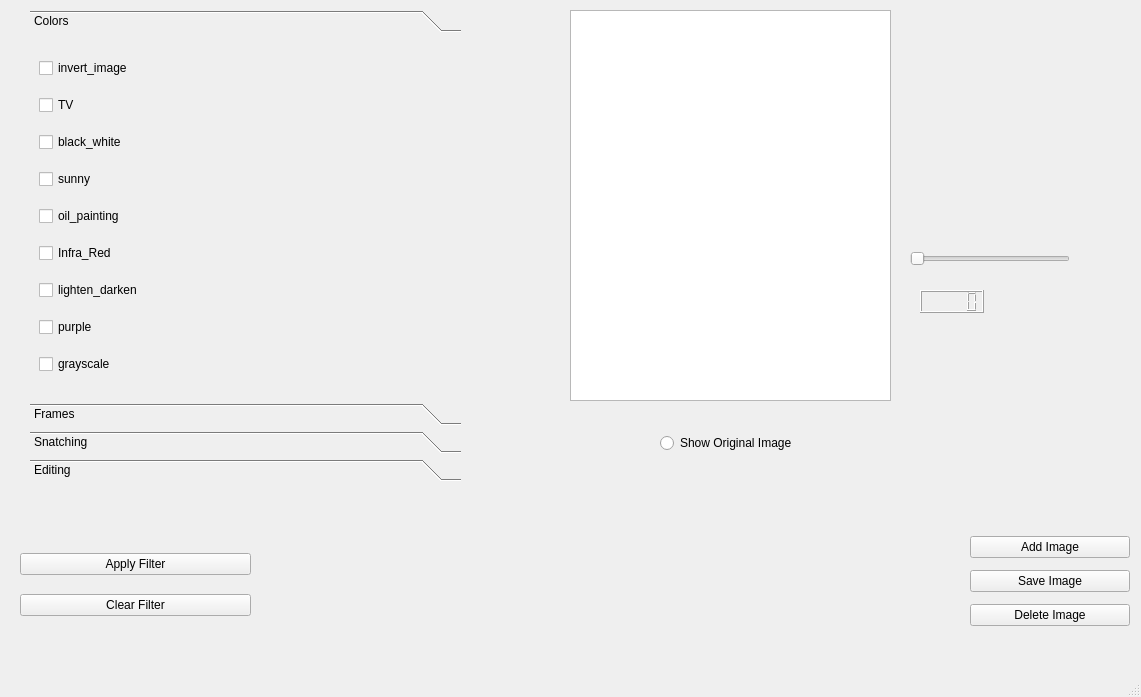
Before: the Qt Designer form demo_photoshop/demo_photoshop.ui in mohamedahmed2005/Demo_photoshop-GUI, drawn with Qt 5.
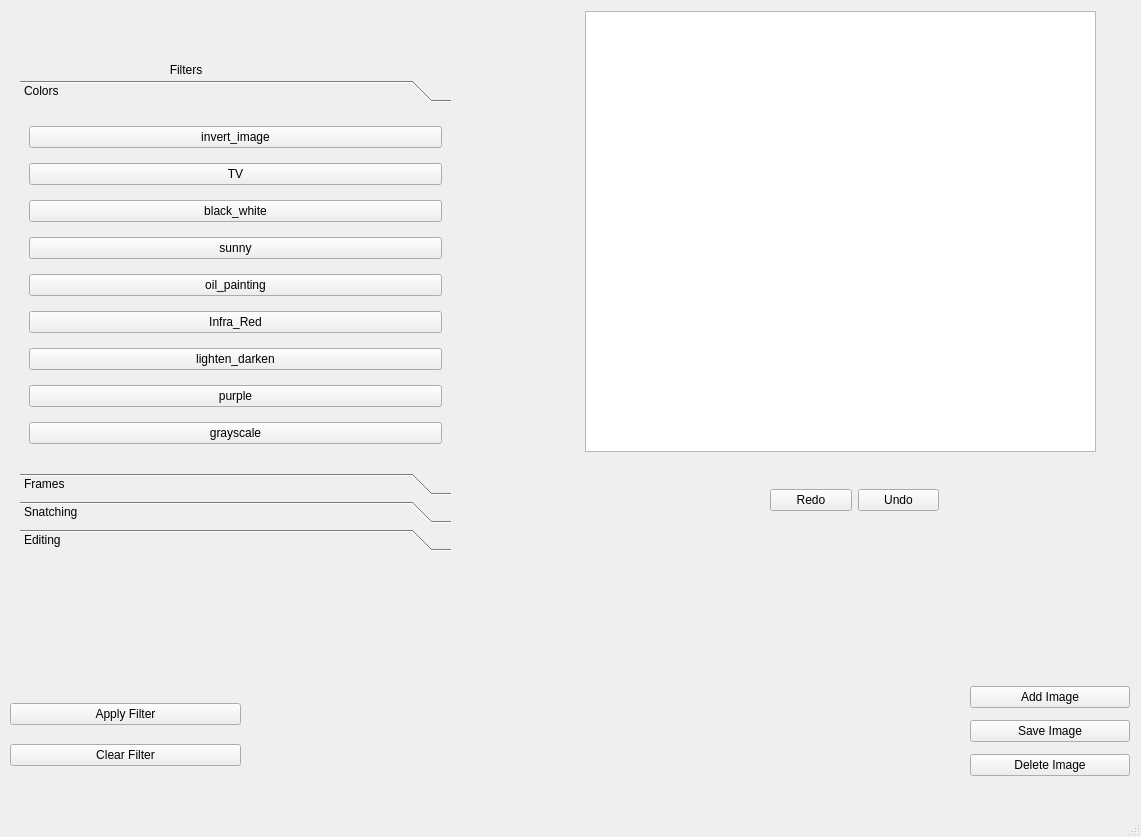
After: the same form once the commit is applied. The open tabs and pages were chosen to show the change. Icons and pictures are not drawn.

```diff
--- a/demo_photoshop/demo_photoshop.ui
+++ b/demo_photoshop/demo_photoshop.ui
@@ -7,7 +7,7 @@
     <x>0</x>
     <y>0</y>
     <width>1141</width>
-    <height>697</height>
+    <height>837</height>
    </rect>
   </property>
   <property name="cursor">
@@ -267,8 +267,8 @@
    <widget class="QWidget" name="verticalLayoutWidget">
     <property name="geometry">
      <rect>
-      <x>20</x>
-      <y>540</y>
+      <x>10</x>
+      <y>690</y>
       <width>231</width>
       <height>91</height>
      </rect>
@@ -294,7 +294,7 @@
     <property name="geometry">
      <rect>
       <x>970</x>
-      <y>530</y>
+      <y>680</y>
       <width>160</width>
       <height>103</height>
      </rect>
@@ -323,57 +323,11 @@
      </item>
     </layout>
    </widget>
-   <widget class="QTreeView" name="treeView_2">
-    <property name="geometry">
-     <rect>
-      <x>570</x>
-      <y>10</y>
-      <width>321</width>
-      <height>391</height>
-     </rect>
-    </property>
-   </widget>
-   <widget class="QRadioButton" name="radioButton">
-    <property name="geometry">
-     <rect>
-      <x>660</x>
-      <y>430</y>
-      <width>181</width>
-      <height>26</height>
-     </rect>
-    </property>
-    <property name="text">
-     <string>Show Original Image</string>
-    </property>
-   </widget>
-   <widget class="QSlider" name="horizontalSlider">
-    <property name="geometry">
-     <rect>
-      <x>910</x>
-      <y>250</y>
-      <width>160</width>
-      <height>18</height>
-     </rect>
-    </property>
-    <property name="orientation">
-     <enum>Qt::Orientation::Horizontal</enum>
-    </property>
-   </widget>
-   <widget class="QLCDNumber" name="lcdNumber">
-    <property name="geometry">
-     <rect>
-      <x>920</x>
-      <y>290</y>
-      <width>64</width>
-      <height>23</height>
-     </rect>
-    </property>
-   </widget>
    <widget class="QToolBox" name="toolBox">
     <property name="geometry">
      <rect>
-      <x>30</x>
-      <y>10</y>
+      <x>20</x>
+      <y>80</y>
       <width>431</width>
       <height>471</height>
      </rect>
@@ -386,8 +340,8 @@
       <rect>
        <x>0</x>
        <y>0</y>
-       <width>431</width>
-       <height>331</height>
+       <width>128</width>
+       <height>339</height>
       </rect>
      </property>
      <attribute name="label">
@@ -395,65 +349,65 @@
      </attribute>
      <layout class="QGridLayout" name="gridLayout_3">
       <item row="0" column="0">
-       <widget class="QCheckBox" name="checkBox_3">
+       <widget class="QPushButton" name="pushButton_3">
         <property name="text">
          <string>invert_image</string>
         </property>
        </widget>
       </item>
-      <item row="4" column="0">
-       <widget class="QCheckBox" name="checkBox_14">
+      <item row="1" column="0">
+       <widget class="QPushButton" name="pushButton_16">
         <property name="text">
-         <string>sunny</string>
-        </property>
-       </widget>
-      </item>
-      <item row="5" column="0">
-       <widget class="QCheckBox" name="checkBox_15">
-        <property name="text">
-         <string>oil_painting</string>
-        </property>
-       </widget>
-      </item>
-      <item row="6" column="0">
-       <widget class="QCheckBox" name="checkBox_11">
-        <property name="text">
-         <string>Infra_Red</string>
+         <string>TV</string>
         </property>
        </widget>
       </item>
       <item row="7" column="0">
-       <widget class="QCheckBox" name="checkBox_9">
+       <widget class="QPushButton" name="pushButton_9">
         <property name="text">
          <string>lighten_darken</string>
         </property>
        </widget>
       </item>
-      <item row="9" column="0">
-       <widget class="QCheckBox" name="checkBox_7">
+      <item row="6" column="0">
+       <widget class="QPushButton" name="pushButton_11">
         <property name="text">
-         <string>grayscale</string>
+         <string>Infra_Red</string>
+        </property>
+       </widget>
+      </item>
+      <item row="5" column="0">
+       <widget class="QPushButton" name="pushButton_15">
+        <property name="text">
+         <string>oil_painting</string>
+        </property>
+       </widget>
+      </item>
+      <item row="3" column="0">
+       <widget class="QPushButton" name="pushButton_2">
+        <property name="text">
+         <string>black_white</string>
+        </property>
+       </widget>
+      </item>
+      <item row="4" column="0">
+       <widget class="QPushButton" name="pushButton_14">
+        <property name="text">
+         <string>sunny</string>
         </property>
        </widget>
       </item>
       <item row="8" column="0">
-       <widget class="QCheckBox" name="checkBox">
+       <widget class="QPushButton" name="pushButton">
         <property name="text">
          <string>purple</string>
         </property>
        </widget>
       </item>
-      <item row="3" column="0">
-       <widget class="QCheckBox" name="checkBox_2">
+      <item row="9" column="0">
+       <widget class="QPushButton" name="pushButton_7">
         <property name="text">
-         <string>black_white</string>
-        </property>
-       </widget>
-      </item>
-      <item row="1" column="0">
-       <widget class="QCheckBox" name="checkBox_16">
-        <property name="text">
-         <string>TV</string>
+         <string>grayscale</string>
         </property>
        </widget>
       </item>
@@ -516,7 +470,7 @@
        </widget>
       </item>
       <item row="0" column="1">
-       <widget class="QCheckBox" name="checkBox_21">
+       <widget class="QPushButton" name="pushButton_21">
         <property name="text">
          <string>Wave</string>
         </property>
@@ -631,6 +585,64 @@
      </layout>
     </widget>
    </widget>
+   <widget class="QWidget" name="horizontalLayoutWidget">
+    <property name="geometry">
+     <rect>
+      <x>770</x>
+      <y>480</y>
+      <width>169</width>
+      <height>41</height>
+     </rect>
+    </property>
+    <layout class="QHBoxLayout" name="horizontalLayout">
+     <property name="sizeConstraint">
+      <enum>QLayout::SizeConstraint::SetDefaultConstraint</enum>
+     </property>
+     <item>
+      <widget class="QPushButton" name="pushButton_20">
+       <property name="text">
+        <string>Redo</string>
+       </property>
+       <property name="icon">
+        <iconset theme="QIcon::ThemeIcon::EditRedo"/>
+       </property>
+      </widget>
+     </item>
+     <item>
+      <widget class="QPushButton" name="pushButton_28">
+       <property name="text">
+        <string>Undo</string>
+       </property>
+       <property name="icon">
+        <iconset theme="QIcon::ThemeIcon::EditUndo"/>
+       </property>
+      </widget>
+     </item>
+    </layout>
+   </widget>
+   <widget class="QLabel" name="label">
+    <property name="geometry">
+     <rect>
+      <x>10</x>
+      <y>60</y>
+      <width>431</width>
+      <height>20</height>
+     </rect>
+    </property>
+    <property name="text">
+     <string>                                                Filters</string>
+    </property>
+   </widget>
+   <widget class="QTreeView" name="treeView">
+    <property name="geometry">
+     <rect>
+      <x>585</x>
+      <y>11</y>
+      <width>511</width>
+      <height>441</height>
+     </rect>
+    </property>
+   </widget>
   </widget>
   <widget class="QMenuBar" name="menubar">
    <property name="geometry">
```
Left out of the diff: 125 changed lines with no effect on the pictures.
